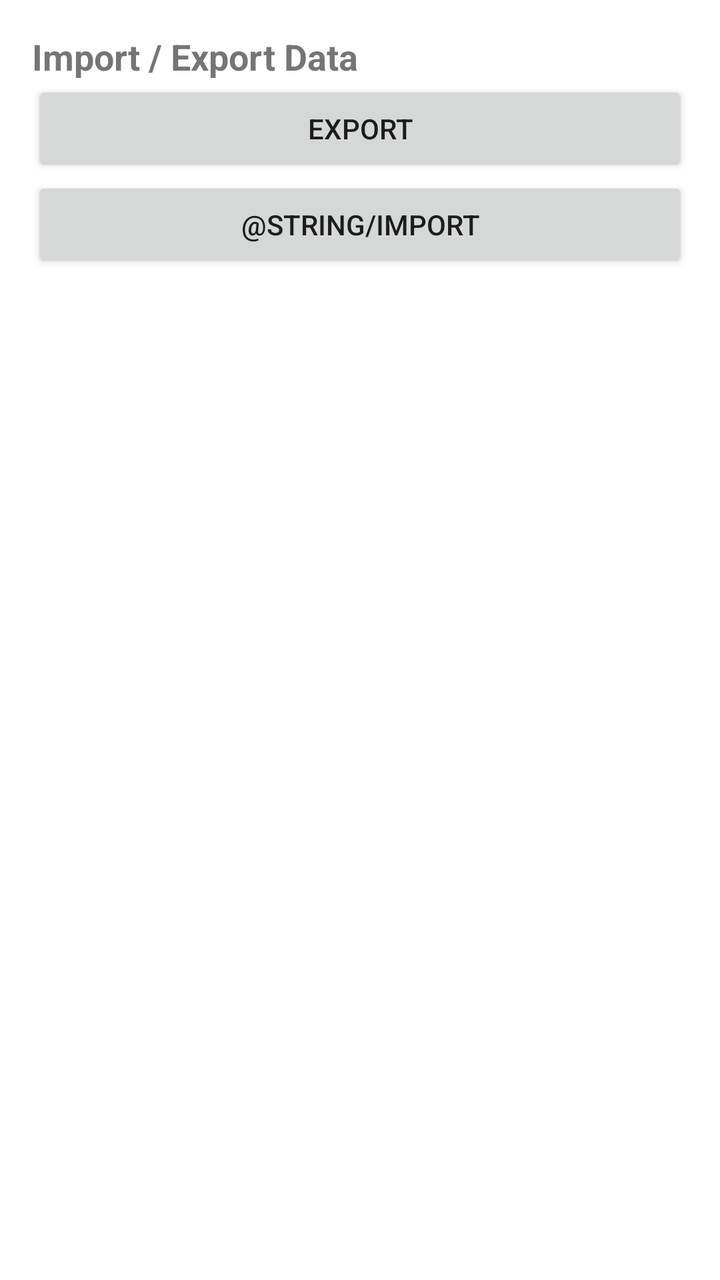
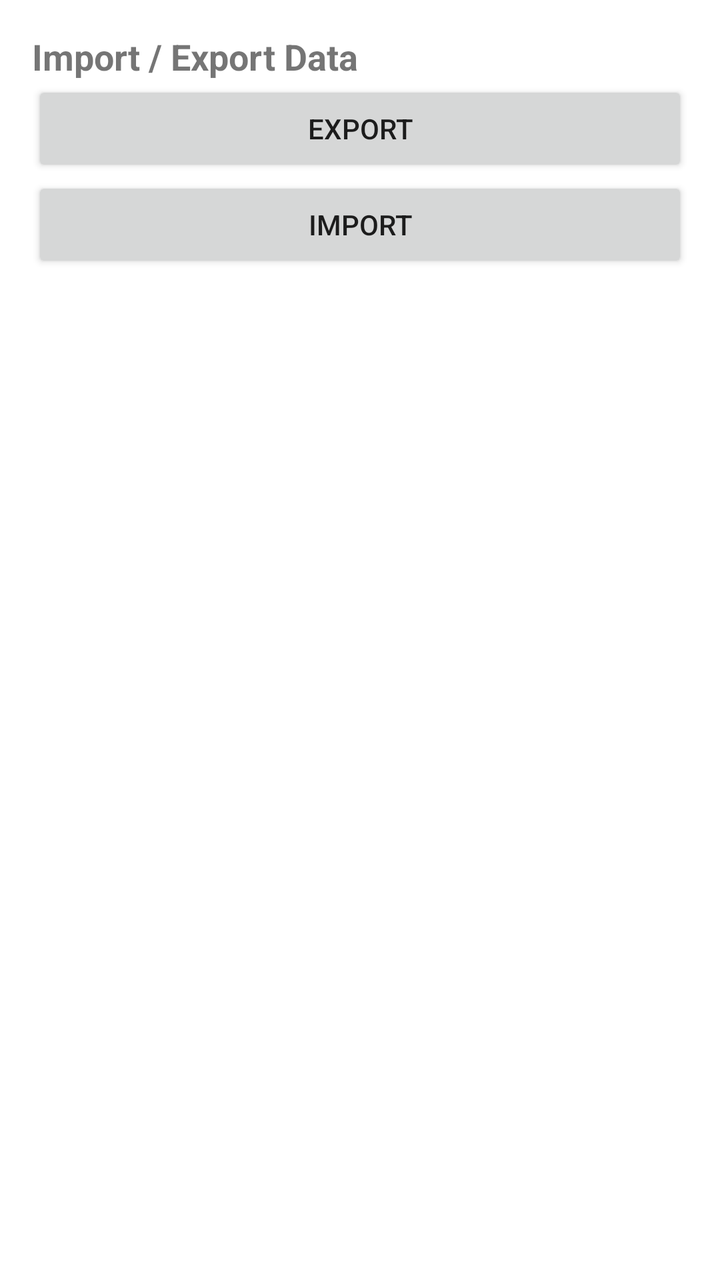

An Android layout rendered at two revisions. The XML below is the earlier revision; the diff shows what the commit changed to produce the second picture.
<!-- AndroidManifest.xml: application theme Theme.Pravnik -->
<!-- res/layout/fragment_import_export.xml -->
<?xml version="1.0" encoding="utf-8"?>
<ScrollView xmlns:android="http://schemas.android.com/apk/res/android"
    android:layout_width="match_parent"
    android:layout_height="match_parent">

    <LinearLayout
        android:layout_width="match_parent"
        android:layout_height="wrap_content"
        android:orientation="vertical"
        android:padding="16dp">

        <TextView
            android:id="@+id/title"
            android:layout_width="match_parent"
            android:layout_height="wrap_content"
            android:textSize="18sp"
            android:textStyle="bold"
            android:text="@string/import_export_title"/>

        <Button
            android:id="@+id/btnExport"
            android:layout_width="match_parent"
            android:layout_height="wrap_content"
            android:text="@string/export"/>

        <Button
            android:id="@+id/btnImport"
            android:layout_width="match_parent"
            android:layout_height="wrap_content"
            android:text="@string/import"/>

        <TextView
            android:id="@+id/tvStatus"
            android:layout_width="match_parent"
            android:layout_height="wrap_content"
            android:textSize="14sp"
            android:paddingTop="12dp"/>

    </LinearLayout>
</ScrollView>
<!-- resources referenced by this layout -->
<resources>
  <string name="export">Export</string>
  <string name="import">Import</string>
  <string name="import_export_title">Import / Export Data</string>
  <style name="Theme.Pravnik" parent="Theme.MaterialComponents.DayNight.NoActionBar">
          
          <item name="colorPrimary">@color/purple_500</item>
          <item name="colorPrimaryVariant">@color/purple_700</item>
          <item name="colorOnPrimary">@color/white</item>
          
          <item name="colorSecondary">@color/teal_200</item>
          <item name="colorSecondaryVariant">@color/teal_700</item>
          <item name="colorOnSecondary">@color/black</item>
          
          <item name="android:statusBarColor">?attr/colorPrimaryVariant</item>
          
      </style>
  <color name="purple_500">#FF6200EE</color>
  <color name="purple_700">#FF3700B3</color>
  <color name="white">#FFFFFFFF</color>
  <color name="teal_200">#FF03DAC5</color>
  <color name="teal_700">#FF018786</color>
  <color name="black">#FF000000</color>
</resources>

<!-- the commit's change to res/layout/fragment_import_export.xml (unified diff, before → after) -->
@@ -27,7 +27,7 @@
             android:id="@+id/btnImport"
             android:layout_width="match_parent"
             android:layout_height="wrap_content"
-            android:text="@string/import"/>
+            android:text="@string/import_"/>
 
         <TextView
             android:id="@+id/tvStatus"
<!-- resource entries referenced after the edit -->
@@ -1,7 +1,7 @@
 <!-- resources referenced by this layout -->
 <resources>
   <string name="export">Export</string>
-  <string name="import">Import</string>
+  <string name="import_">Import</string>
   <string name="import_export_title">Import / Export Data</string>
   <style name="Theme.Pravnik" parent="Theme.MaterialComponents.DayNight.NoActionBar">
           
